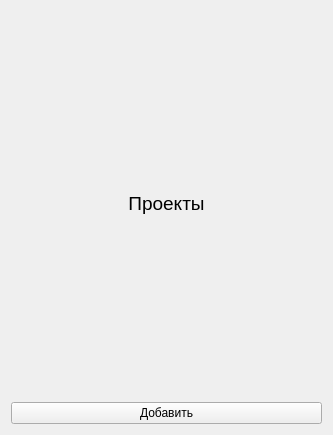
Above: windows/welcome_projectslist.ui from Roma-explorer/RuleProject before the change. Below: the same form after it.
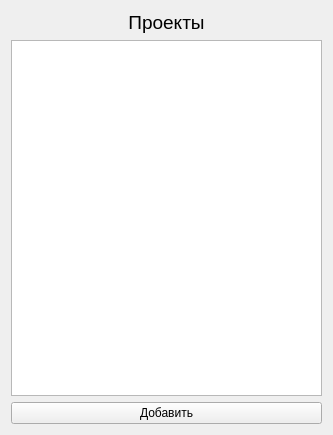
That is the form after the change.

Commit message: enter project and sum project tasks added

```diff
--- a/windows/welcome_projectslist.ui
+++ b/windows/welcome_projectslist.ui
@@ -29,6 +29,9 @@
      </property>
     </widget>
    </item>
+   <item>
+    <widget class="QListWidget" name="projects_list"/>
+   </item>
    <item>
     <widget class="QPushButton" name="add_button">
      <property name="text">
```
Left out of the diff: 4 changed lines with no effect on the pictures. The commit also changes 33 other files.
